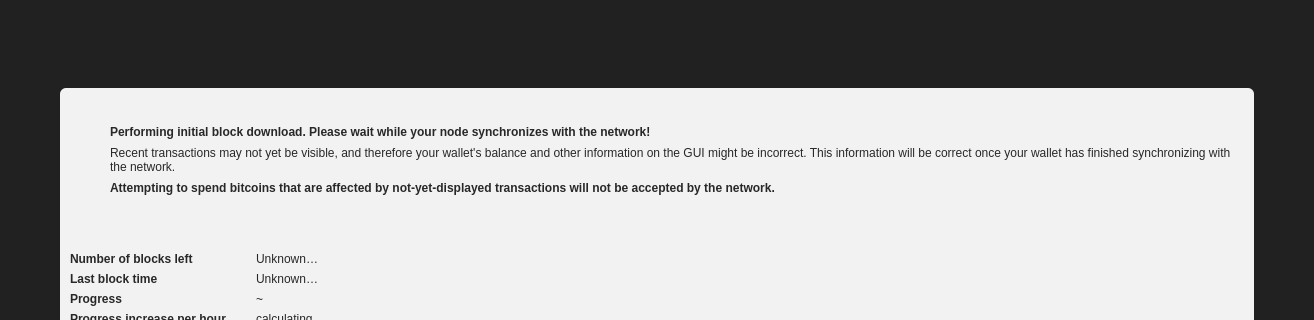
torkelrogstad/mainchain, file src/qt/forms/modaloverlay.ui: the form before one commit; both pictures show x 0 to 1314 and y 119 to 439 of the 1314 by 714 pixel window.
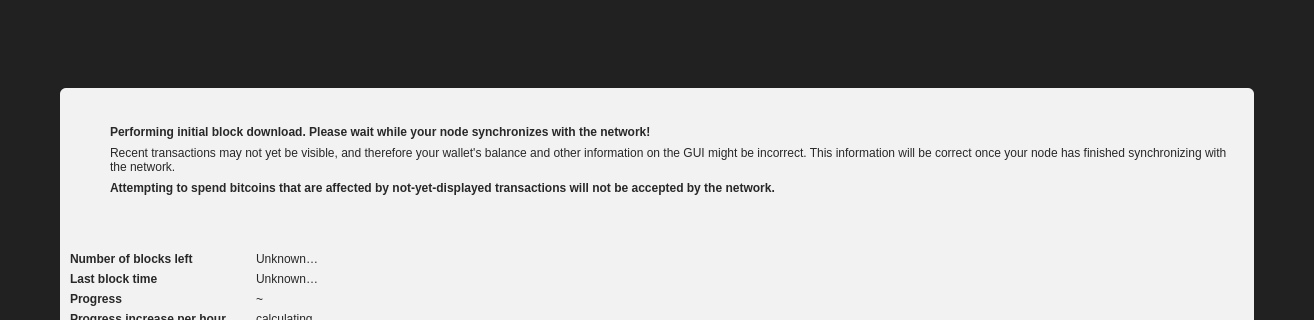
The form after the commit. Icons and pictures are not drawn.

Commit message: Fix modal overlay bug

```diff
--- a/src/qt/forms/modaloverlay.ui
+++ b/src/qt/forms/modaloverlay.ui
@@ -149,7 +149,7 @@
              <item>
               <widget class="QLabel" name="infoText">
                <property name="text">
-                <string>&lt;html&gt;&lt;head/&gt;&lt;body&gt;&lt;p&gt;Recent transactions may not yet be visible, and therefore your wallet's balance and other information on the GUI might be incorrect. This information will be correct once your wallet has finished synchronizing with the network.&lt;/p&gt;&lt;/body&gt;&lt;/html&gt;</string>
+                <string>&lt;html&gt;&lt;head/&gt;&lt;body&gt;&lt;p&gt;Recent transactions may not yet be visible, and therefore your wallet's balance and other information on the GUI might be incorrect. This information will be correct once your node has finished synchronizing with the network.&lt;/p&gt;&lt;/body&gt;&lt;/html&gt;</string>
                </property>
                <property name="textFormat">
                 <enum>Qt::RichText</enum>
```
The commit also changes 1 other file.
